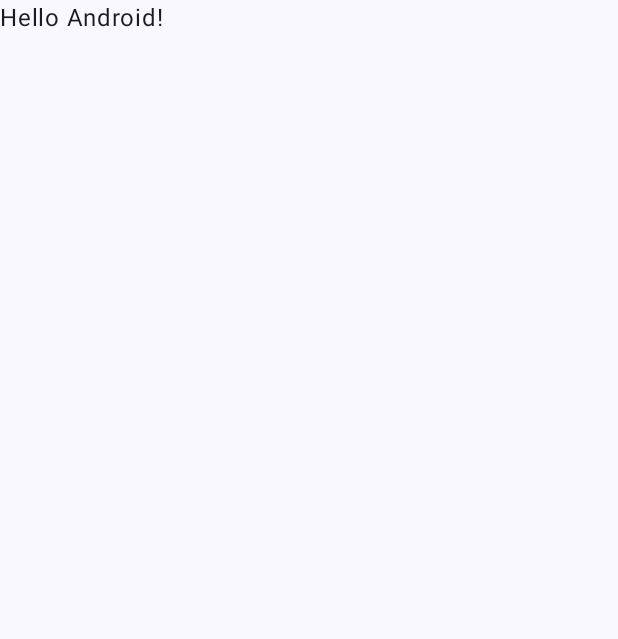
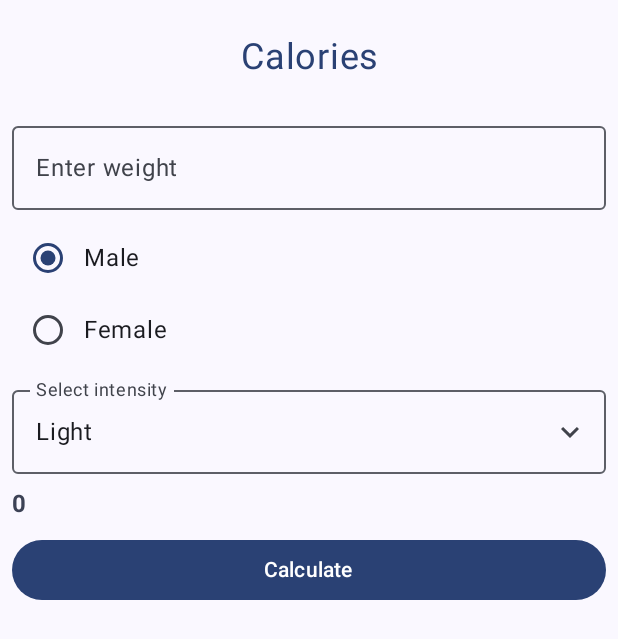
Before and after one commit to Muussinuijat/Kotlin_harjoituksia2, an Android app built with Jetpack Compose: the screen it shows after launch (MainActivity), on a phone screen of 412 x 824 dp. Before the commit the part shown is almost empty. Shown: the top 639 px of the screen. Run offline under Robolectric (Android 15) with nearby library versions, the phone set to English and light mode, and no system bars.

Commit message:
Tehtävä 3 valmis

```diff
--- a/Viikkotehtava3/app/build.gradle.kts
+++ b/Viikkotehtava3/app/build.gradle.kts
@@ -50,6 +50,7 @@ dependencies {
     implementation(libs.androidx.compose.ui.graphics)
     implementation(libs.androidx.compose.ui.tooling.preview)
     implementation(libs.androidx.compose.material3)
+    implementation("androidx.compose.material:material-icons-extended")
     testImplementation(libs.junit)
     androidTestImplementation(libs.androidx.junit)
     androidTestImplementation(libs.androidx.espresso.core)
--- a/Viikkotehtava3/app/src/main/java/com/example/calorieapp/MainActivity.kt
+++ b/Viikkotehtava3/app/src/main/java/com/example/calorieapp/MainActivity.kt
@@ -4,14 +4,45 @@ import android.os.Bundle
 import androidx.activity.ComponentActivity
 import androidx.activity.compose.setContent
 import androidx.activity.enableEdgeToEdge
+import androidx.compose.foundation.layout.Arrangement
+import androidx.compose.foundation.layout.Column
 import androidx.compose.foundation.layout.fillMaxSize
+import androidx.compose.foundation.layout.fillMaxWidth
 import androidx.compose.foundation.layout.padding
+import androidx.compose.foundation.text.KeyboardOptions
+import androidx.compose.material3.MaterialTheme
+import androidx.compose.material3.OutlinedTextField
 import androidx.compose.material3.Scaffold
 import androidx.compose.material3.Text
 import androidx.compose.runtime.Composable
 import androidx.compose.ui.Modifier
+import androidx.compose.ui.text.input.KeyboardType
+import androidx.compose.ui.text.style.TextAlign
 import androidx.compose.ui.tooling.preview.Preview
+import androidx.compose.ui.unit.dp
+import androidx.compose.ui.unit.sp
 import com.example.calorieapp.ui.theme.CalorieAppTheme
+import androidx.compose.runtime.remember
+import androidx.compose.runtime.mutableStateOf
+import androidx.compose.runtime.getValue
+import androidx.compose.foundation.layout.Row
+import androidx.compose.ui.Alignment
+import androidx.compose.material3.RadioButton
+import androidx.compose.material.icons.Icons
+import androidx.compose.material.icons.filled.KeyboardArrowUp
+import androidx.compose.material.icons.filled.KeyboardArrowDown
+import androidx.compose.ui.layout.onGloballyPositioned
+import androidx.compose.foundation.clickable
+import androidx.compose.foundation.layout.width
+import androidx.compose.material3.DropdownMenuItem
+import androidx.compose.material3.Icon
+import androidx.compose.runtime.setValue
+import androidx.compose.ui.unit.toSize
+import androidx.compose.ui.geometry.Size
+import androidx.compose.ui.platform.LocalDensity
+import androidx.compose.material3.DropdownMenu
+import androidx.compose.ui.text.font.FontWeight
+import androidx.compose.material3.Button
 
 class MainActivity : ComponentActivity() {
     override fun onCreate(savedInstanceState: Bundle?) {
@@ -20,8 +51,7 @@ class MainActivity : ComponentActivity() {
         setContent {
             CalorieAppTheme {
                 Scaffold(modifier = Modifier.fillMaxSize()) { innerPadding ->
-                    Greeting(
-                        name = "Android",
+                    CalorieApp(
                         modifier = Modifier.padding(innerPadding)
                     )
                 }
@@ -31,17 +61,158 @@ class MainActivity : ComponentActivity() {
 }
 
 @Composable
-fun Greeting(name: String, modifier: Modifier = Modifier) {
-    Text(
-        text = "Hello $name!",
-        modifier = modifier
+fun Heading(title: String) {
+    Text (
+        text = title,
+        fontSize = 24.sp,
+        textAlign = TextAlign.Center,
+        color = MaterialTheme.colorScheme.primary,
+        modifier = Modifier
+            .fillMaxWidth()
+            .padding(top = 16.dp, bottom = 16.dp)
     )
+}
+
+@Composable
+fun WeightField(weightInput: String,onValueChange: (String) -> Unit){
+    OutlinedTextField(
+        value = weightInput,
+        onValueChange = onValueChange,
+        label={Text(text="Enter weight")},
+        singleLine = true,
+        keyboardOptions = KeyboardOptions(keyboardType = KeyboardType.Number),
+        modifier = Modifier.fillMaxWidth()
+    )
+}
+
+@Composable
+fun GenderChoices(male: Boolean, setGenderMale:(Boolean)->Unit) {
+    Column {
+        Row(
+            verticalAlignment = Alignment.CenterVertically
+        ) {
+            RadioButton(
+                selected = male,
+                onClick = { setGenderMale(true) }
+            )
+            Text(text = "Male")
+        }
+        Row(
+            verticalAlignment = Alignment.CenterVertically
+        ) {
+            RadioButton(
+                selected = !male,
+                onClick = { setGenderMale(false) }
+            )
+            Text(text = "Female")
+        }
+    }
+}
+
+@Composable
+fun IntensityList(onClick: (Float) -> Unit) {
+    var expanded by remember { mutableStateOf(false) }
+    var selectedText by remember { mutableStateOf("Light") }
+    var textFieldSize by remember { mutableStateOf(Size.Zero) }
+    val items = listOf("Light","Usual","Moderate","Hard","Very hard")
+    val icon = if (expanded)
+        Icons.Filled.KeyboardArrowUp
+    else
+        Icons.Filled.KeyboardArrowDown
+    Column {
+        OutlinedTextField(
+            readOnly = true,
+            value=selectedText,
+            onValueChange = { selectedText = it},
+            modifier = Modifier
+                .fillMaxWidth()
+                .onGloballyPositioned { coordinates ->
+                    textFieldSize = coordinates.size.toSize()
+                },
+            label = {Text("Select intensity")},
+            trailingIcon = {
+                Icon(icon,"Select intensity",
+                    Modifier.clickable { expanded =!expanded })
+            }
+        )
+        DropdownMenu(
+            expanded = expanded,
+            onDismissRequest = {expanded=false},
+            modifier = Modifier
+                .width(with(LocalDensity.current){textFieldSize.width.toDp()})
+        ) {
+            items.forEach{ item ->
+                val intensity: Float = when(item) {
+                    "Light" -> 1.3f
+                    "Usual" -> 1.5f
+                    "Moderate" -> 1.7f
+                    "Hard" -> 2f
+                    "Very hard" -> 2.2f
+                    else -> 0.0f
+                }
+                DropdownMenuItem(
+                    text = { Text(item) },
+                    onClick = {
+                        onClick(intensity)
+                        selectedText = item
+                        expanded = false
+                    }
+                )
+            }
+        }
+    }
+}
+
+@Composable
+fun Calculation(male: Boolean,weight: Int,intensity: Float, setResult:(Int)->Unit) {
+    Button(
+        onClick = {
+            if (male) {
+                setResult(((879 + 10.2 * weight) * intensity).toInt())
+            } else {
+                setResult(((795 + 7.18 * weight) * intensity).toInt())
+            }
+        },
+        modifier = Modifier.fillMaxWidth()
+    ) {
+        Text(text = "Calculate")
+    }
+}
+
+@Composable
+fun CalorieApp ( modifier: Modifier = Modifier) {
+    var weightInput by remember { mutableStateOf("") }
+    val weight = weightInput.toIntOrNull() ?: 0
+    var male by remember { mutableStateOf(true) }
+    var intensity by remember { mutableStateOf(1.3f) }
+    var result by remember { mutableStateOf(0) }
+
+    Column(
+        modifier = modifier.padding(all = 8.dp),
+        verticalArrangement = Arrangement.spacedBy(8.dp)
+    ) {
+        Heading("Calories")
+        WeightField(weightInput = weightInput,onValueChange={weightInput = it})
+        GenderChoices(male, setGenderMale = {male = it})
+        IntensityList (onClick={ intensity = it })
+        Text (
+            text = result.toString(),
+            color = MaterialTheme.colorScheme.secondary,
+            fontWeight = FontWeight.Bold
+        )
+        Calculation(
+            male = male,
+            weight = weight,
+            intensity = intensity,
+            setResult = {result = it}
+        )
+    }
 }
 
 @Preview(showBackground = true)
 @Composable
-fun GreetingPreview() {
+fun CalorieAppPreview () {
     CalorieAppTheme {
-        Greeting("Android")
+        CalorieApp()
     }
 }
```
